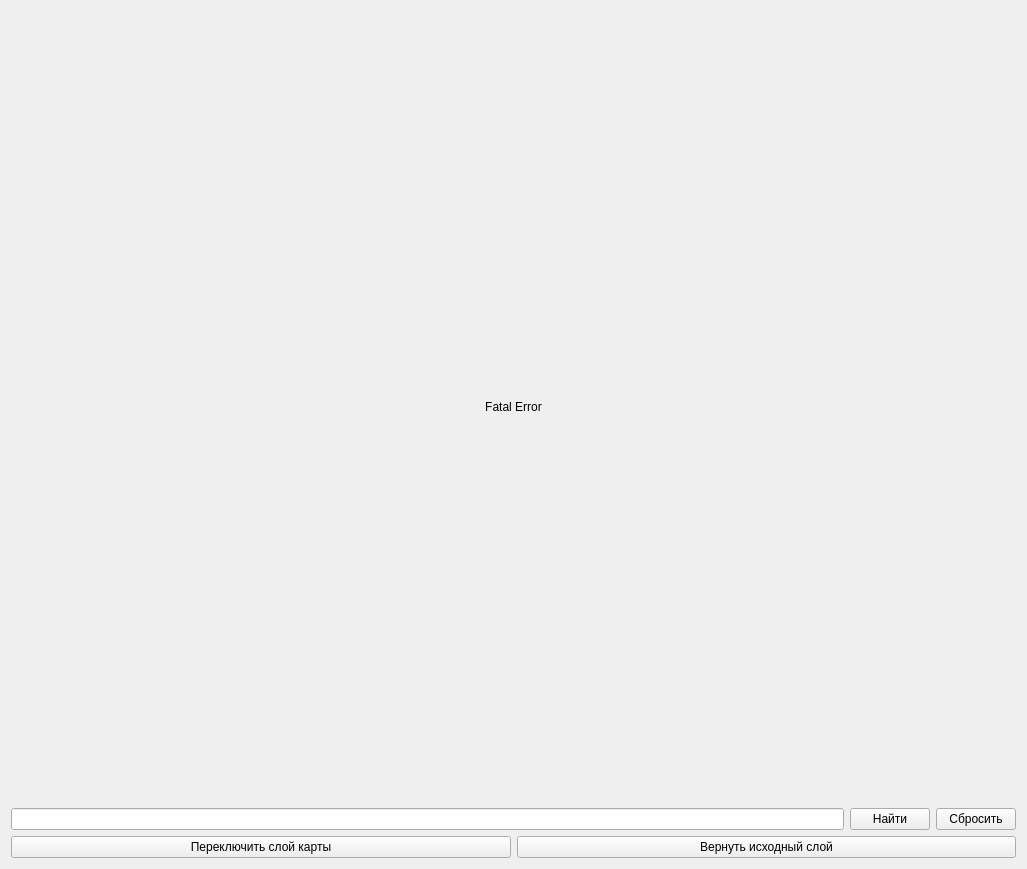
Qt form main.ui (AzyaFLEX/BigAPI) before a commit.
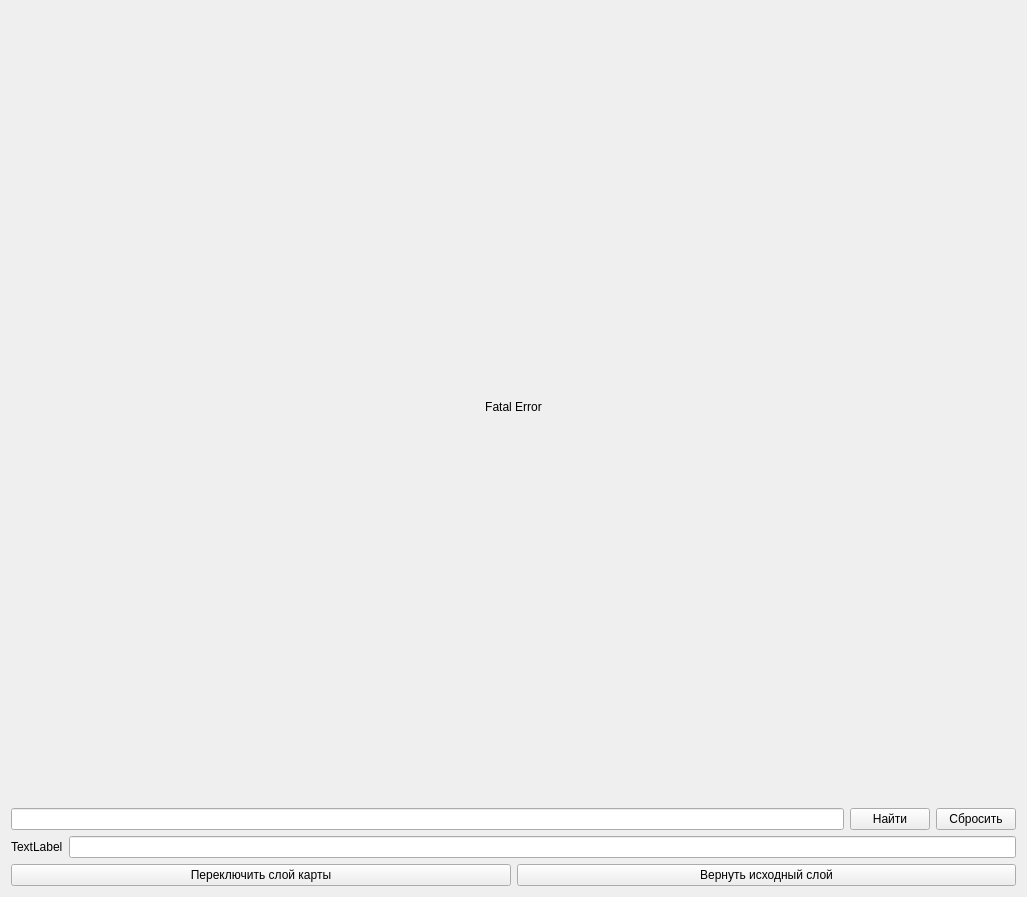
The same form after that commit.

The edit to the form file:
```diff
--- a/main.ui
+++ b/main.ui
@@ -7,7 +7,7 @@
     <x>0</x>
     <y>0</y>
     <width>1027</width>
-    <height>855</height>
+    <height>873</height>
    </rect>
   </property>
   <property name="windowTitle">
@@ -53,6 +53,24 @@
        </item>
       </layout>
      </item>
+     <item>
+      <layout class="QHBoxLayout" name="horizontalLayout_4">
+       <item>
+        <widget class="QLabel" name="label">
+         <property name="text">
+          <string>TextLabel</string>
+         </property>
+        </widget>
+       </item>
+       <item>
+        <widget class="QLineEdit" name="full_adress">
+         <property name="readOnly">
+          <bool>true</bool>
+         </property>
+        </widget>
+       </item>
+      </layout>
+     </item>
      <item>
       <layout class="QHBoxLayout" name="horizontalLayout_2">
        <item>
```
